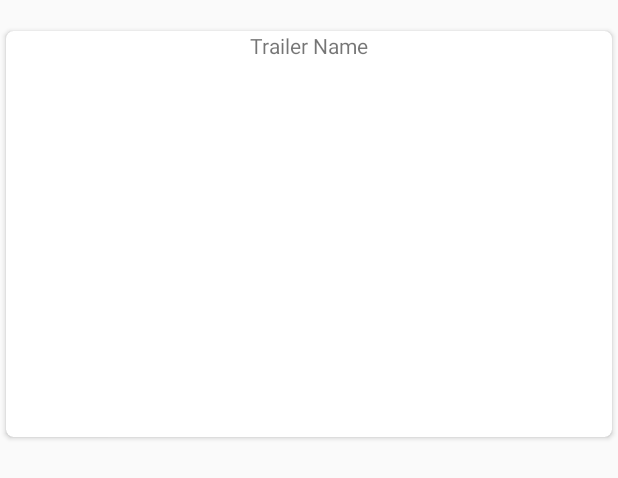
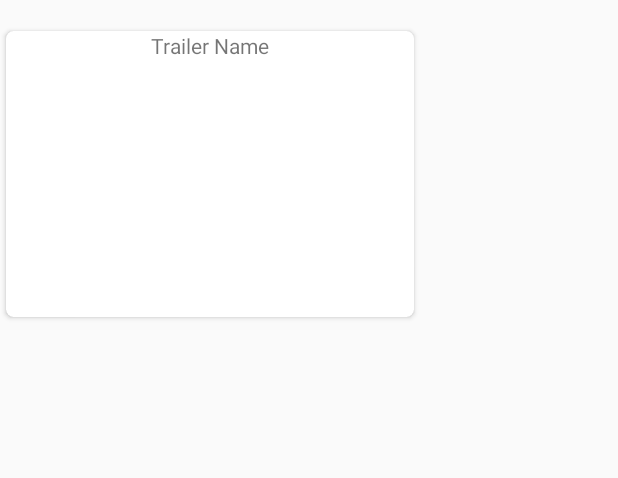
Before and after one commit to kulloveth/PopularMovies, an Android app: the layout trailer_item.xml on its own in the app's theme, with its tools: preview values and no code run, on a phone screen of 412 x 824 dp. Shown: the top 478 px of the screen. Run offline under Robolectric (Android 15) with nearby library versions, the phone set to English and light mode, and no system bars.

```diff
--- a/app/src/main/java/com/example/popularmovies/adapters/VideoAdapter.java
+++ b/app/src/main/java/com/example/popularmovies/adapters/VideoAdapter.java
@@ -18,7 +18,7 @@ import com.example.popularmovies.model.MovieVideo;
 public class VideoAdapter extends ListAdapter<MovieVideo, VideoAdapter.MovieVideoViewHolder> {
     private ItemClickedListener mItemClickedListener;
 
-    VideoAdapter() {
+    public VideoAdapter() {
         super(sCallback);
     }
 
--- a/app/src/main/res/layout/activity_detail.xml
+++ b/app/src/main/res/layout/activity_detail.xml
@@ -113,6 +113,7 @@
             android:id="@+id/video_rv"
             android:layout_width="match_parent"
             android:layout_height="wrap_content"
+            app:layout_constraintEnd_toEndOf="parent"
             app:layout_constraintStart_toStartOf="parent"
             app:layout_constraintTop_toBottomOf="@id/video_tv" />
 
--- a/app/src/main/res/layout/trailer_item.xml
+++ b/app/src/main/res/layout/trailer_item.xml
@@ -2,8 +2,8 @@
 <androidx.cardview.widget.CardView xmlns:android="http://schemas.android.com/apk/res/android"
     xmlns:app="http://schemas.android.com/apk/res-auto"
     xmlns:tools="http://schemas.android.com/tools"
-    android:layout_width="match_parent"
-    android:layout_height="@dimen/dimens_280dp"
+    android:layout_width="@dimen/dimens_280dp"
+    android:layout_height="@dimen/dimens_200dp"
     android:layout_marginTop="@dimen/dimens_16dp"
     app:cardCornerRadius="5dp"
     app:cardUseCompatPadding="true">
@@ -25,8 +25,10 @@
             android:id="@+id/trailer_poster"
             android:layout_width="match_parent"
             android:layout_height="wrap_content"
+            android:contentDescription="@string/movie_poster"
+            android:paddingTop="@dimen/dimens_16dp"
+            app:layout_constraintStart_toStartOf="parent"
             app:layout_constraintBottom_toBottomOf="parent"
-            android:contentDescription="@string/movie_poster"
             app:layout_constraintTop_toBottomOf="@id/trailer_name_tv" />
     </androidx.constraintlayout.widget.ConstraintLayout>
 
--- a/app/src/main/res/values/dimens.xml
+++ b/app/src/main/res/values/dimens.xml
@@ -6,4 +6,5 @@
     <dimen name="dimens_24sp">24sp</dimen>
     <dimen name="dimens_1dp">1dp</dimen>
     <dimen name="dimens_42dp">42dp</dimen>
+    <dimen name="dimens_200dp">200dp</dimen>
 </resources>
```
Also changed, not shown: app/src/main/java/com/example/popularmovies/ui/details/DetailActivity.java (+26 -2 lines), app/src/main/java/com/example/popularmovies/ui/details/DetailsActivityViewModel.java (+5 -6 lines).
